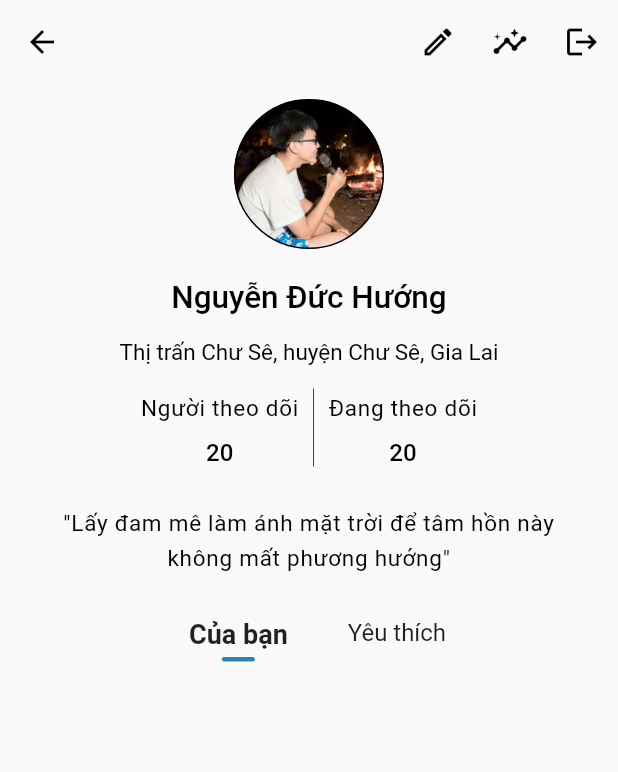
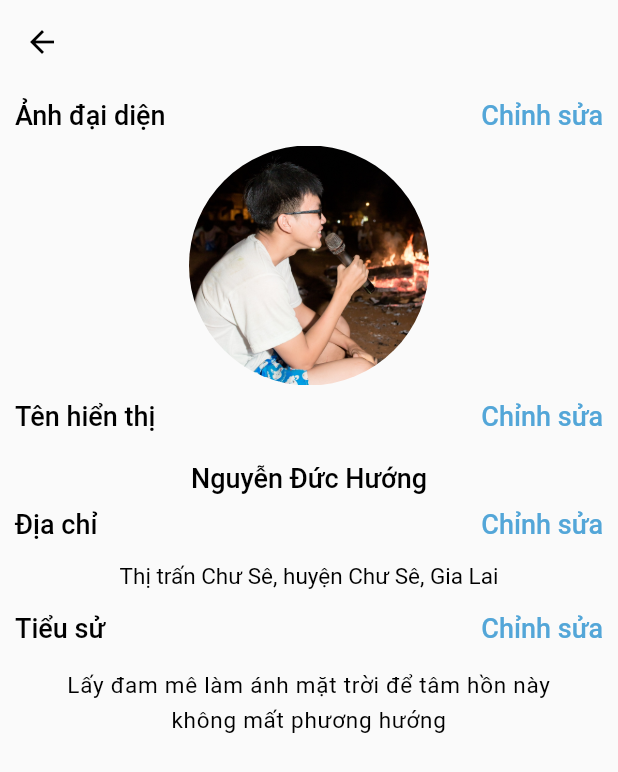
Before and after one commit to duchuongnguyen/cooking_master, a Flutter app: the UserProfileScreen screen opened directly, after a tap on the "edit" icon, on a phone screen of 412 x 824 dp. Shown: the top 772 px of the screen. Run offline on Flutter 3.47's test engine with Material 2 defaults, Android fonts, the phone set to English and light mode, and no system bars; our stand-ins replace firebase_auth, firebase_core, font_awesome_flutter, google_fonts, google_sign_in, rxdart; missing offline and left inert: flutter_login_facebook; accounts and stored records are empty; generated files the repository leaves out were written again.

Commit message:
add edit profile screen

```diff
--- /dev/null
+++ b/lib/screens/edit_user_profile_screen.dart
@@ -0,0 +1,221 @@
+import 'package:cooking_master/constants/color_constant.dart';
+import 'package:cooking_master/screens/EditUserProfile/edit_user_profile_information.dart';
+import 'package:cooking_master/widgets/CustomBackButton.dart';
+import 'package:cooking_master/widgets/appbar.dart';
+import 'package:flutter/material.dart';
+import 'package:google_fonts/google_fonts.dart';
+
+class EditUserProfileScreen extends StatelessWidget {
+  final user;
+
+  const EditUserProfileScreen({Key key, this.user}) : super(key: key);
+  @override
+  Widget build(BuildContext context) {
+    return Scaffold(
+      extendBody: true,
+      appBar: buildAppBar(context, title: '', actions: [],
+          leading: CustomBackButton(
+        tapEvent: () {
+          Navigator.pop(context);
+        },
+      )),
+      body: Container(
+        padding: EdgeInsets.all(10),
+        child: Column(
+          children: [
+            Row(
+              crossAxisAlignment: CrossAxisAlignment.start,
+              mainAxisAlignment: MainAxisAlignment.spaceBetween,
+              children: [
+                Text(
+                  "Ảnh đại diện",
+                  style: GoogleFonts.roboto(
+                      color: Colors.black,
+                      fontSize: 18,
+                      fontWeight: FontWeight.w500),
+                ),
+                GestureDetector(
+                  onTap: () {
+                    Navigator.push(
+                        context,
+                        MaterialPageRoute(
+                            builder: (context) => EditUserProfileInformation(
+                                  user: user,
+                                  type: "image",
+                                )));
+                  },
+                  child: Text(
+                    "Chỉnh sửa",
+                    style: GoogleFonts.roboto(
+                        color: blue3,
+                        fontSize: 18,
+                        fontWeight: FontWeight.w500),
+                  ),
+                )
+              ],
+            ),
+            SizedBox(height: 10),
+            Center(
+              child: Hero(
+                tag: "avatar",
+                child: Container(
+                  width: 160,
+                  height: 160,
+                  decoration: BoxDecoration(
+                      borderRadius: BorderRadius.circular(80),
+                      image:
+                          DecorationImage(image: AssetImage(user.userImage))),
+                ),
+              ),
+            ),
+            SizedBox(height: 10),
+            Row(
+              crossAxisAlignment: CrossAxisAlignment.start,
+              mainAxisAlignment: MainAxisAlignment.spaceBetween,
+              children: [
+                Text(
+                  "Tên hiển thị",
+                  style: GoogleFonts.roboto(
+                      color: Colors.black,
+                      fontSize: 18,
+                      fontWeight: FontWeight.w500),
+                ),
+                GestureDetector(
+                  onTap: () {
+                    Navigator.push(
+                        context,
+                        MaterialPageRoute(
+                            builder: (context) => EditUserProfileInformation(
+                                  user: user,
+                                  type: "username",
+                                )));
+                  },
+                  child: Text(
+                    "Chỉnh sửa",
+                    style: GoogleFonts.roboto(
+                        color: blue3,
+                        fontSize: 18,
+                        fontWeight: FontWeight.w500),
+                  ),
+                )
+              ],
+            ),
+            Center(
+              child: Container(
+                margin: EdgeInsets.only(top: 20),
+                child: Hero(
+                  tag: "username",
+                  child: Text(
+                    "Nguyễn Đức Hướng",
+                    style: GoogleFonts.roboto(
+                        color: Colors.black,
+                        fontSize: 18,
+                        fontWeight: FontWeight.w500),
+                  ),
+                ),
+              ),
+            ),
+            SizedBox(height: 10),
+            Row(
+              crossAxisAlignment: CrossAxisAlignment.start,
+              mainAxisAlignment: MainAxisAlignment.spaceBetween,
+              children: [
+                Text(
+                  "Địa chỉ",
+                  style: GoogleFonts.roboto(
+                      color: Colors.black,
+                      fontSize: 18,
+                      fontWeight: FontWeight.w500),
+                ),
+                GestureDetector(
+                  onTap: () {
+                    Navigator.push(
+                        context,
+                        MaterialPageRoute(
+                            builder: (context) => EditUserProfileInformation(
+                                  user: user,
+                                  type: "address",
+                                )));
+                  },
+                  child: Text(
+                    "Chỉnh sửa",
+                    style: GoogleFonts.roboto(
+                        color: blue3,
+                        fontSize: 18,
+                        fontWeight: FontWeight.w500),
+                  ),
+                )
+              ],
+            ),
+            Center(
+              child: Container(
+                margin: EdgeInsets.only(top: 15),
+                child: Hero(
+                  tag: "useraddress",
+                  child: Text(
+                    user.userAddress,
+                    style: GoogleFonts.roboto(
+                        color: Colors.black,
+                        fontSize: 15,
+                        fontWeight: FontWeight.w400),
+                  ),
+                ),
+              ),
+            ),
+            SizedBox(height: 15),
+            Row(
+              crossAxisAlignment: CrossAxisAlignment.start,
+              mainAxisAlignment: MainAxisAlignment.spaceBetween,
+              children: [
+                Text(
+                  "Tiểu sử",
+                  style: GoogleFonts.roboto(
+                      color: Colors.black,
+                      fontSize: 18,
+                      fontWeight: FontWeight.w500),
+                ),
+                GestureDetector(
+                  onTap: () {
+                    Navigator.push(
+                        context,
+                        MaterialPageRoute(
+                            builder: (context) => EditUserProfileInformation(
+                                  user: user,
+                                  type: "bio",
+                                )));
+                  },
+                  child: Text(
+                    "Chỉnh sửa",
+                    style: GoogleFonts.roboto(
+                        color: blue3,
+                        fontSize: 18,
+                        fontWeight: FontWeight.w500),
+                  ),
+                )
+              ],
+            ),
+            Center(
+              child: Container(
+                margin: EdgeInsets.only(top: 15),
+                padding: EdgeInsets.only(left: 25, right: 25),
+                child: Hero(
+                  tag: "userbio",
+                  child: Text(
+                    user.userBio,
+                    style: GoogleFonts.roboto(
+                        color: Colors.black,
+                        fontSize: 15,
+                        fontWeight: FontWeight.w400,
+                        letterSpacing: 0.5,
+                        height: 1.5),
+                    textAlign: TextAlign.center,
+                  ),
+                ),
+              ),
+            ),
+          ],
+        ),
+      ),
+    );
+  }
+}
--- a/lib/screens/user_profile_screen.dart
+++ b/lib/screens/user_profile_screen.dart
@@ -1,4 +1,6 @@
+import 'package:cooking_master/models/user_model.dart';
 import 'package:cooking_master/screens/UserProfile/category_item.dart';
+import 'package:cooking_master/screens/edit_user_profile_screen.dart';
 import 'package:cooking_master/services/auth.dart';
 import 'package:cooking_master/widgets/appbar.dart';
 import 'package:cooking_master/widgets/show_alert_dialog.dart';
@@ -12,6 +14,7 @@ class UserProfileScreen extends StatefulWidget {
   @override
   _UserProfileScreenState createState() => _UserProfileScreenState();
 }
+
 Future<void> _signOut(BuildContext context) async {
   try {
     //await manager.signInWithGoogle();
@@ -22,6 +25,7 @@ Future<void> _signOut(BuildContext context) async {
     // _showSignInError(context, e);
   }
 }
+
 Future<void> _confirmSignOut(BuildContext context) async {
   final didRequestSignOut = await showAlertDialog(
     context,
@@ -34,7 +38,10 @@ Future<void> _confirmSignOut(BuildContext context) async {
     _signOut(context);
   }
 }
+
 class _UserProfileScreenState extends State<UserProfileScreen> {
+  UserModel user = users[0];
+
   @override
   Widget build(BuildContext context) {
     return Scaffold(
@@ -45,7 +52,12 @@ class _UserProfileScreenState extends State<UserProfileScreen> {
             Icons.edit_outlined,
             color: Colors.black,
           ),
-          onPressed: () {},
+          onPressed: () {
+            Navigator.push(
+                context,
+                MaterialPageRoute(
+                    builder: (context) => EditUserProfileScreen(user: user,)));
+          },
         ),
         IconButton(
           icon: Icon(
@@ -59,7 +71,7 @@ class _UserProfileScreenState extends State<UserProfileScreen> {
             Icons.logout,
             color: Colors.black,
           ),
-          onPressed:() => _confirmSignOut(context),
+          onPressed: () => _confirmSignOut(context),
         ),
       ], leading: CustomBackButton(
         tapEvent: () {
@@ -77,18 +89,19 @@ class _UserProfileScreenState extends State<UserProfileScreen> {
                   width: 100,
                   height: 100,
                   decoration: BoxDecoration(
-                      border: Border.all(color: Colors.black),
                       borderRadius: BorderRadius.circular(50),
-                      image: DecorationImage(
-                          image: AssetImage("assets/images/user.jpg"))),
+                      image:
+                          DecorationImage(image: AssetImage(user.userImage))),
                 ),
               ),
             ),
             Center(
               child: Container(
                 margin: EdgeInsets.only(top: 20),
+                child: Hero(
+                  tag: "username",
                   child: Text(
-                  "Nguyễn Đức Hướng",
+                    user.userName,
                     style: GoogleFonts.roboto(
                         color: Colors.black,
                         fontSize: 21,
@@ -96,15 +109,19 @@ class _UserProfileScreenState extends State<UserProfileScreen> {
                   ),
                 ),
               ),
+            ),
             Center(
               child: Container(
                 margin: EdgeInsets.only(top: 15),
+                child: Hero(
+                  tag: "useraddress",
                   child: Text(
-                  "Thị trấn Chư Sê, huyện Chư Sê, Gia Lai",
+                    user.userAddress,
                     style: GoogleFonts.roboto(
                         color: Colors.black,
                         fontSize: 15,
                         fontWeight: FontWeight.w400),
+                  ),
                 ),
               ),
             ),
@@ -130,7 +147,7 @@ class _UserProfileScreenState extends State<UserProfileScreen> {
                               height: 10,
                             ),
                             Text(
-                              "20",
+                              user.userFollowed.toString(),
                               style: GoogleFonts.roboto(
                                   color: Colors.black,
                                   fontSize: 16,
@@ -140,7 +157,7 @@ class _UserProfileScreenState extends State<UserProfileScreen> {
                         ),
                         VerticalDivider(
                           color: Colors.black,
-                          thickness:0.5,
+                          thickness: 0.5,
                           width: 20,
                         ),
                         Column(
@@ -158,7 +175,7 @@ class _UserProfileScreenState extends State<UserProfileScreen> {
                               height: 10,
                             ),
                             Text(
-                              "20",
+                              user.userFollowing.toString(),
                               style: GoogleFonts.roboto(
                                   color: Colors.black,
                                   fontSize: 16,
@@ -174,8 +191,10 @@ class _UserProfileScreenState extends State<UserProfileScreen> {
               child: Container(
                 margin: EdgeInsets.only(top: 25),
                 padding: EdgeInsets.only(left: 25, right: 25),
+                child: Hero(
+                  tag: "userbio",
                   child: Text(
-                  "\"Lấy đam mê làm ánh mặt trời để tâm hồn này không mất phương hướng\"",
+                    user.userBio,
                     style: GoogleFonts.roboto(
                         color: Colors.black,
                         fontSize: 15,
@@ -183,6 +202,7 @@ class _UserProfileScreenState extends State<UserProfileScreen> {
                         letterSpacing: 0.5,
                         height: 1.5),
                     textAlign: TextAlign.center,
+                  ),
                 ),
               ),
             ),
--- a/lib/widgets/appbar.dart
+++ b/lib/widgets/appbar.dart
@@ -9,7 +9,7 @@ AppBar buildAppBar(BuildContext context,
     elevation: 0,
     title: Text(
       title,
-      style: GoogleFonts.merriweather(color: blue1, fontSize: 27),
+      style: GoogleFonts.roboto(color: Colors.black, fontSize: 18),
     ),
     leading: leading,
     actions: actions,
```
Also changed, not shown: lib/models/user_model.dart (added, +51 -0 lines), lib/screens/EditUserProfile/edit_user_profile_information.dart (added, +105 -0 lines). Lines whose indentation alone changed are shown as unchanged.
